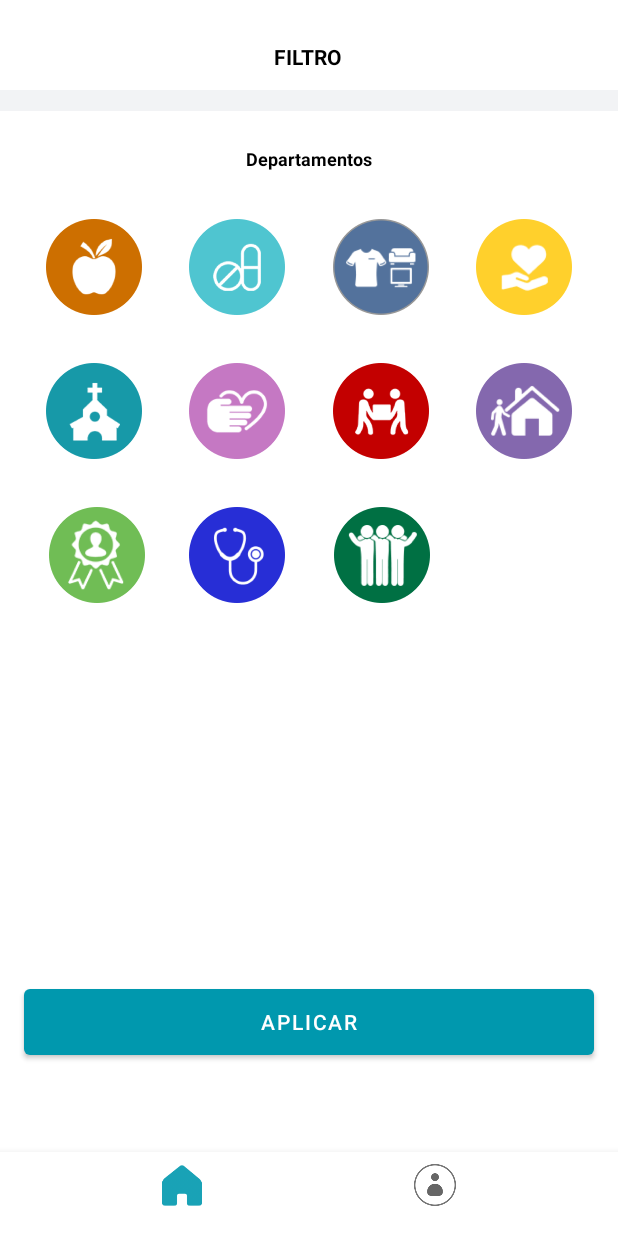
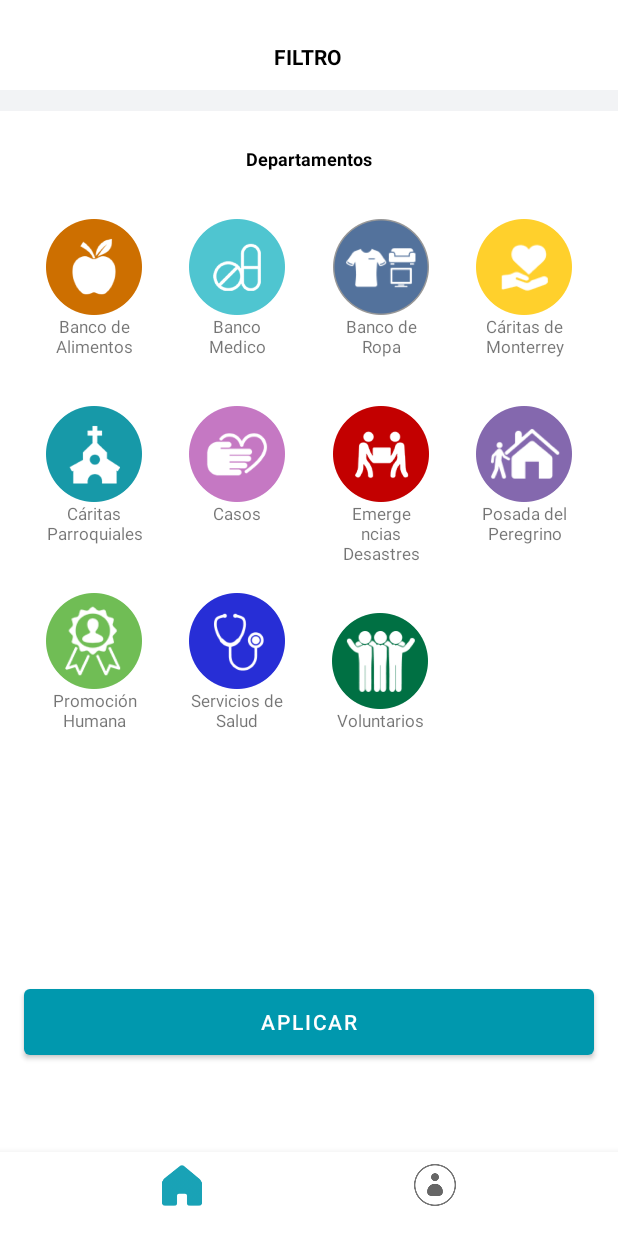
Before and after one commit to fdoddoli/Caritas_Android_App, an Android app: the screen it shows after launch (MainActivity), after a tap on an icon or button, on a phone screen of 412 x 824 dp. Run offline under Robolectric (Android 15) with nearby library versions, the phone set to English and light mode, and no system bars; network calls fail.

Commit message:
Nombres de filtros

```diff
--- a/CaritasReto/app/src/main/res/layout/fragment_filtros.xml
+++ b/CaritasReto/app/src/main/res/layout/fragment_filtros.xml
@@ -9,7 +9,7 @@
 
 
     <TextView
-        android:id="@+id/textView"
+        android:id="@+id/filtro_titulo"
         android:layout_width="wrap_content"
         android:layout_height="wrap_content"
         android:text="FILTRO"
@@ -23,69 +23,8 @@
         app:layout_constraintTop_toTopOf="parent"
         app:layout_constraintVertical_bias="0.037" />
 
-    <View
-        android:id="@+id/view2"
-        android:layout_width="wrap_content"
-        android:layout_height="14dp"
-        android:layout_marginTop="8dp"
-        android:background="@color/grey"
-        app:layout_constraintBottom_toBottomOf="parent"
-        app:layout_constraintEnd_toEndOf="parent"
-        app:layout_constraintHorizontal_bias="0.0"
-        app:layout_constraintStart_toStartOf="parent"
-        app:layout_constraintTop_toBottomOf="@+id/textView"
-        app:layout_constraintVertical_bias="0.007" />
-
-    <ImageView
-        android:id="@+id/banco_medicamentos"
-        android:layout_width="65dp"
-        android:layout_height="64dp"
-        android:layout_marginTop="32dp"
-        android:src="@drawable/icono_2"
-        app:layout_constraintEnd_toStartOf="@+id/banco_ropa"
-        app:layout_constraintHorizontal_bias="0.5"
-        app:layout_constraintStart_toEndOf="@+id/banco_alimentos"
-        app:layout_constraintTop_toBottomOf="@+id/textView2"
-        app:srcCompat="@drawable/icono_2" />
-
-    <ImageView
-        android:id="@+id/banco_alimentos"
-        android:layout_width="65dp"
-        android:layout_height="64dp"
-        android:layout_marginTop="32dp"
-        android:src="@drawable/icono_1"
-        app:layout_constraintEnd_toStartOf="@+id/banco_medicamentos"
-        app:layout_constraintHorizontal_bias="0.5"
-        app:layout_constraintStart_toStartOf="parent"
-        app:layout_constraintTop_toBottomOf="@+id/textView2"
-        app:srcCompat="@drawable/icono_1" />
-
-    <ImageView
-        android:id="@+id/banco_ropa"
-        android:layout_width="65dp"
-        android:layout_height="64dp"
-        android:layout_marginTop="32dp"
-        android:src="@drawable/icono_3"
-        app:layout_constraintEnd_toStartOf="@+id/caritas_mty"
-        app:layout_constraintHorizontal_bias="0.5"
-        app:layout_constraintStart_toEndOf="@+id/banco_medicamentos"
-        app:layout_constraintTop_toBottomOf="@+id/textView2"
-        app:srcCompat="@drawable/icono_3" />
-
-    <ImageView
-        android:id="@+id/caritas_mty"
-        android:layout_width="65dp"
-        android:layout_height="64dp"
-        android:layout_marginTop="32dp"
-        android:src="@drawable/icono_4"
-        app:layout_constraintEnd_toEndOf="parent"
-        app:layout_constraintHorizontal_bias="0.5"
-        app:layout_constraintStart_toEndOf="@+id/banco_ropa"
-        app:layout_constraintTop_toBottomOf="@+id/textView2"
-        app:srcCompat="@drawable/icono_4" />
-
     <TextView
-        android:id="@+id/textView2"
+        android:id="@+id/departamentos_titulo"
         android:layout_width="wrap_content"
         android:layout_height="wrap_content"
         android:text="Departamentos"
@@ -98,6 +37,115 @@
         app:layout_constraintTop_toBottomOf="@+id/view2"
         app:layout_constraintVertical_bias="0.034" />
 
+    <View
+        android:id="@+id/view2"
+        android:layout_width="wrap_content"
+        android:layout_height="14dp"
+        android:layout_marginTop="8dp"
+        android:background="@color/grey"
+        app:layout_constraintBottom_toBottomOf="parent"
+        app:layout_constraintEnd_toEndOf="parent"
+        app:layout_constraintHorizontal_bias="0.0"
+        app:layout_constraintStart_toStartOf="parent"
+        app:layout_constraintTop_toBottomOf="@+id/filtro_titulo"
+        app:layout_constraintVertical_bias="0.007" />
+
+    <ImageView
+        android:id="@+id/banco_alimentos"
+        android:layout_width="65dp"
+        android:layout_height="64dp"
+        android:layout_marginTop="32dp"
+        android:src="@drawable/icono_1"
+        app:layout_constraintEnd_toStartOf="@+id/banco_medicamentos"
+        app:layout_constraintHorizontal_bias="0.5"
+        app:layout_constraintStart_toStartOf="parent"
+        app:layout_constraintTop_toBottomOf="@+id/departamentos_titulo"
+        app:srcCompat="@drawable/icono_1" />
+
+    <TextView
+        android:id="@+id/banco_alimentos_titulo"
+        android:layout_width="65dp"
+        android:layout_height="wrap_content"
+        android:text="Banco de Alimentos"
+        android:textAlignment="center"
+        android:textSize="11sp"
+        app:layout_constraintEnd_toStartOf="@+id/banco_medicamentos_titulo"
+        app:layout_constraintHorizontal_bias="0.5"
+        app:layout_constraintStart_toStartOf="parent"
+        app:layout_constraintTop_toBottomOf="@+id/banco_alimentos" />
+
+    <ImageView
+        android:id="@+id/banco_medicamentos"
+        android:layout_width="65dp"
+        android:layout_height="64dp"
+        android:layout_marginTop="32dp"
+        android:src="@drawable/icono_2"
+        app:layout_constraintEnd_toStartOf="@+id/banco_ropa"
+        app:layout_constraintHorizontal_bias="0.5"
+        app:layout_constraintStart_toEndOf="@+id/banco_alimentos"
+        app:layout_constraintTop_toBottomOf="@+id/departamentos_titulo"
+        app:srcCompat="@drawable/icono_2" />
+
+    <TextView
+        android:id="@+id/banco_medicamentos_titulo"
+        android:layout_width="65dp"
+        android:layout_height="wrap_content"
+        android:text="Banco Medico"
+        android:textAlignment="center"
+        android:textSize="11sp"
+        app:layout_constraintEnd_toStartOf="@+id/banco_ropa_titulo"
+        app:layout_constraintHorizontal_bias="0.5"
+        app:layout_constraintStart_toEndOf="@+id/banco_alimentos_titulo"
+        app:layout_constraintTop_toBottomOf="@+id/banco_medicamentos" />
+
+    <ImageView
+        android:id="@+id/banco_ropa"
+        android:layout_width="65dp"
+        android:layout_height="64dp"
+        android:layout_marginTop="32dp"
+        android:src="@drawable/icono_3"
+        app:layout_constraintEnd_toStartOf="@+id/caritas_mty"
+        app:layout_constraintHorizontal_bias="0.5"
+        app:layout_constraintStart_toEndOf="@+id/banco_medicamentos"
+        app:layout_constraintTop_toBottomOf="@+id/departamentos_titulo"
+        app:srcCompat="@drawable/icono_3" />
+
+    <TextView
+        android:id="@+id/banco_ropa_titulo"
+        android:layout_width="65dp"
+        android:layout_height="wrap_content"
+        android:text="Banco de Ropa"
+        android:textAlignment="center"
+        android:textSize="11sp"
+        app:layout_constraintEnd_toStartOf="@+id/caritas_mty_titulo"
+        app:layout_constraintHorizontal_bias="0.5"
+        app:layout_constraintStart_toEndOf="@+id/banco_medicamentos_titulo"
+        app:layout_constraintTop_toBottomOf="@+id/banco_ropa" />
+
+    <ImageView
+        android:id="@+id/caritas_mty"
+        android:layout_width="65dp"
+        android:layout_height="64dp"
+        android:layout_marginTop="32dp"
+        android:src="@drawable/icono_4"
+        app:layout_constraintEnd_toEndOf="parent"
+        app:layout_constraintHorizontal_bias="0.5"
+        app:layout_constraintStart_toEndOf="@+id/banco_ropa"
+        app:layout_constraintTop_toBottomOf="@+id/departamentos_titulo"
+        app:srcCompat="@drawable/icono_4" />
+
+    <TextView
+        android:id="@+id/caritas_mty_titulo"
+        android:layout_width="65dp"
+        android:layout_height="wrap_content"
+        android:text="Cáritas de Monterrey"
+        android:textAlignment="center"
+        android:textSize="11sp"
+        app:layout_constraintEnd_toEndOf="parent"
+        app:layout_constraintHorizontal_bias="0.5"
+        app:layout_constraintStart_toEndOf="@+id/banco_ropa_titulo"
+        app:layout_constraintTop_toBottomOf="@+id/caritas_mty" />
+
     <ImageView
         android:id="@+id/parroquiales"
         android:layout_width="65dp"
@@ -107,8 +155,20 @@
         app:layout_constraintEnd_toStartOf="@+id/casos"
         app:layout_constraintHorizontal_bias="0.5"
         app:layout_constraintStart_toStartOf="parent"
-        app:layout_constraintTop_toBottomOf="@+id/banco_alimentos"
+        app:layout_constraintTop_toBottomOf="@+id/banco_alimentos_titulo"
         app:srcCompat="@drawable/icono_5" />
+
+    <TextView
+        android:id="@+id/parroquiales_titulo"
+        android:layout_width="65dp"
+        android:layout_height="wrap_content"
+        android:text="Cáritas Parroquiales"
+        android:textAlignment="center"
+        android:textSize="11sp"
+        app:layout_constraintEnd_toStartOf="@+id/casos_titulo"
+        app:layout_constraintHorizontal_bias="0.5"
+        app:layout_constraintStart_toStartOf="parent"
+        app:layout_constraintTop_toBottomOf="@+id/parroquiales" />
 
     <ImageView
         android:id="@+id/casos"
@@ -119,8 +179,20 @@
         app:layout_constraintEnd_toStartOf="@+id/emrg_desastres"
         app:layout_constraintHorizontal_bias="0.5"
         app:layout_constraintStart_toEndOf="@+id/parroquiales"
-        app:layout_constraintTop_toBottomOf="@+id/banco_medicamentos"
+        app:layout_constraintTop_toBottomOf="@+id/banco_medicamentos_titulo"
         app:srcCompat="@drawable/icono_6" />
+
+    <TextView
+        android:id="@+id/casos_titulo"
+        android:layout_width="65dp"
+        android:layout_height="wrap_content"
+        android:text="Casos\n"
+        android:textAlignment="center"
+        android:textSize="11sp"
+        app:layout_constraintEnd_toStartOf="@+id/emrg_desastres_titulo"
+        app:layout_constraintHorizontal_bias="0.5"
+        app:layout_constraintStart_toEndOf="@+id/parroquiales_titulo"
+        app:layout_constraintTop_toBottomOf="@+id/casos" />
 
     <ImageView
         android:id="@+id/emrg_desastres"
@@ -131,8 +203,20 @@
         app:layout_constraintEnd_toStartOf="@+id/posadas_peregrino"
         app:layout_constraintHorizontal_bias="0.5"
         app:layout_constraintStart_toEndOf="@+id/casos"
-        app:layout_constraintTop_toBottomOf="@+id/banco_ropa"
+        app:layout_constraintTop_toBottomOf="@+id/banco_ropa_titulo"
         app:srcCompat="@drawable/icono_7" />
+
+    <TextView
+        android:id="@+id/emrg_desastres_titulo"
+        android:layout_width="65dp"
+        android:layout_height="wrap_content"
+        android:text="Emergencias Desastres"
+        android:textAlignment="center"
+        android:textSize="11sp"
+        app:layout_constraintEnd_toStartOf="@+id/posadas_peregrino_titulo"
+        app:layout_constraintHorizontal_bias="0.5"
+        app:layout_constraintStart_toEndOf="@+id/casos_titulo"
+        app:layout_constraintTop_toBottomOf="@+id/emrg_desastres" />
 
     <ImageView
         android:id="@+id/posadas_peregrino"
@@ -143,43 +227,88 @@
         app:layout_constraintEnd_toEndOf="parent"
         app:layout_constraintHorizontal_bias="0.5"
         app:layout_constraintStart_toEndOf="@+id/emrg_desastres"
-        app:layout_constraintTop_toBottomOf="@+id/caritas_mty"
+        app:layout_constraintTop_toBottomOf="@+id/caritas_mty_titulo"
         app:srcCompat="@drawable/icono_8" />
+
+    <TextView
+        android:id="@+id/posadas_peregrino_titulo"
+        android:layout_width="65dp"
+        android:layout_height="wrap_content"
+        android:text="Posada del Peregrino"
+        android:textAlignment="center"
+        android:textSize="11sp"
+        app:layout_constraintEnd_toEndOf="parent"
+        app:layout_constraintHorizontal_bias="0.5"
+        app:layout_constraintStart_toEndOf="@+id/emrg_desastres_titulo"
+        app:layout_constraintTop_toBottomOf="@+id/posadas_peregrino" />
 
     <ImageView
         android:id="@+id/prom_humana"
         android:layout_width="65dp"
         android:layout_height="64dp"
-        android:layout_marginStart="32dp"
+        android:layout_marginStart="30dp"
         android:layout_marginTop="32dp"
         android:layout_marginEnd="28dp"
         android:src="@drawable/icono_9"
         app:layout_constraintEnd_toStartOf="@+id/serv_salud"
         app:layout_constraintStart_toStartOf="parent"
-        app:layout_constraintTop_toBottomOf="@+id/parroquiales"
+        app:layout_constraintTop_toBottomOf="@+id/parroquiales_titulo"
         app:srcCompat="@drawable/icono_9" />
+
+    <TextView
+        android:id="@+id/prom_humana_titulo"
+        android:layout_width="65dp"
+        android:layout_height="wrap_content"
+        android:layout_marginStart="30dp"
+        android:text="Promoción Humana"
+        android:textAlignment="center"
+        android:textSize="11sp"
+        app:layout_constraintStart_toStartOf="parent"
+        app:layout_constraintTop_toBottomOf="@+id/prom_humana" />
 
     <ImageView
         android:id="@+id/serv_salud"
         android:layout_width="65dp"
         android:layout_height="64dp"
-        android:layout_marginStart="28dp"
+        android:layout_marginStart="30dp"
         android:layout_marginTop="32dp"
         android:src="@drawable/icono_10"
         app:layout_constraintStart_toEndOf="@+id/prom_humana"
-        app:layout_constraintTop_toBottomOf="@+id/casos"
+        app:layout_constraintTop_toBottomOf="@+id/casos_titulo"
         app:srcCompat="@drawable/icono_10" />
+
+    <TextView
+        android:id="@+id/serv_salud_titulo"
+        android:layout_width="65dp"
+        android:layout_height="wrap_content"
+        android:layout_marginStart="30dp"
+        android:text="Servicios de Salud"
+        android:textAlignment="center"
+        android:textSize="11sp"
+        app:layout_constraintStart_toEndOf="@+id/prom_humana_titulo"
+        app:layout_constraintTop_toBottomOf="@+id/serv_salud" />
 
     <ImageView
         android:id="@+id/voluntarios"
         android:layout_width="65dp"
         android:layout_height="64dp"
-        android:layout_marginStart="31dp"
+        android:layout_marginStart="30dp"
         android:layout_marginTop="32dp"
         android:src="@drawable/icono_11"
         app:layout_constraintStart_toEndOf="@+id/serv_salud"
-        app:layout_constraintTop_toBottomOf="@+id/emrg_desastres"
+        app:layout_constraintTop_toBottomOf="@+id/emrg_desastres_titulo"
         app:srcCompat="@drawable/icono_11" />
+
+    <TextView
+        android:id="@+id/voluntarios_titulo"
+        android:layout_width="65dp"
+        android:layout_height="wrap_content"
+        android:layout_marginStart="30dp"
+        android:text="Voluntarios\n"
+        android:textAlignment="center"
+        android:textSize="11sp"
+        app:layout_constraintStart_toEndOf="@+id/serv_salud_titulo"
+        app:layout_constraintTop_toBottomOf="@+id/voluntarios" />
 
     <Button
         android:id="@+id/aplicarButton"
--- a/CaritasReto/app/src/main/res/layout/fragment_login.xml
+++ b/CaritasReto/app/src/main/res/layout/fragment_login.xml
@@ -9,7 +9,7 @@
     android:id="@+id/logincontainer">
 
     <TextView
-        android:id="@+id/textView"
+        android:id="@+id/filtro_titulo"
         android:layout_width="wrap_content"
         android:layout_height="wrap_content"
         android:layout_marginTop="32dp"
@@ -21,7 +21,7 @@
         app:layout_constraintTop_toTopOf="parent" />
 
     <TextView
-        android:id="@+id/textView2"
+        android:id="@+id/departamentos_titulo"
         android:layout_width="220dp"
         android:layout_height="51dp"
         android:layout_marginTop="32dp"
@@ -30,7 +30,7 @@
         android:textColor="@color/blanco"
         app:layout_constraintEnd_toEndOf="parent"
         app:layout_constraintStart_toStartOf="parent"
-        app:layout_constraintTop_toBottomOf="@+id/textView" />
+        app:layout_constraintTop_toBottomOf="@+id/filtro_titulo" />
 
     <EditText
         android:id="@+id/editTextTextEmailAddress"
@@ -51,7 +51,7 @@
         app:layout_constraintEnd_toEndOf="parent"
         app:layout_constraintHorizontal_bias="0.0"
         app:layout_constraintStart_toStartOf="parent"
-        app:layout_constraintTop_toBottomOf="@+id/textView2" />
+        app:layout_constraintTop_toBottomOf="@+id/departamentos_titulo" />
 
     <EditText
         android:id="@+id/editTextPassword"
--- a/CaritasReto/app/src/main/res/layout/fragment_ver_mas.xml
+++ b/CaritasReto/app/src/main/res/layout/fragment_ver_mas.xml
@@ -7,7 +7,7 @@
     tools:context=".controller.VerMas">
 
     <TextView
-        android:id="@+id/textView"
+        android:id="@+id/filtro_titulo"
         android:layout_width="wrap_content"
         android:layout_height="wrap_content"
         android:layout_marginTop="16dp"
@@ -29,7 +29,7 @@
         android:background="@color/grey"
         app:layout_constraintEnd_toEndOf="parent"
         app:layout_constraintStart_toStartOf="parent"
-        app:layout_constraintTop_toBottomOf="@+id/textView" />
+        app:layout_constraintTop_toBottomOf="@+id/filtro_titulo" />
 
     <ImageView
         android:id="@+id/image_verMas"
```
